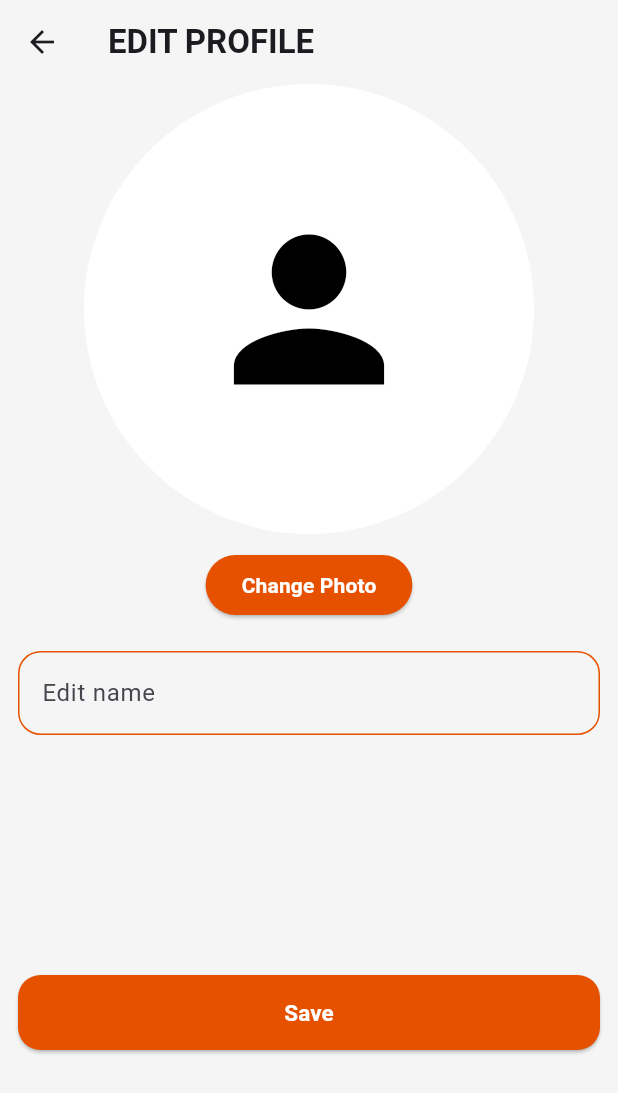
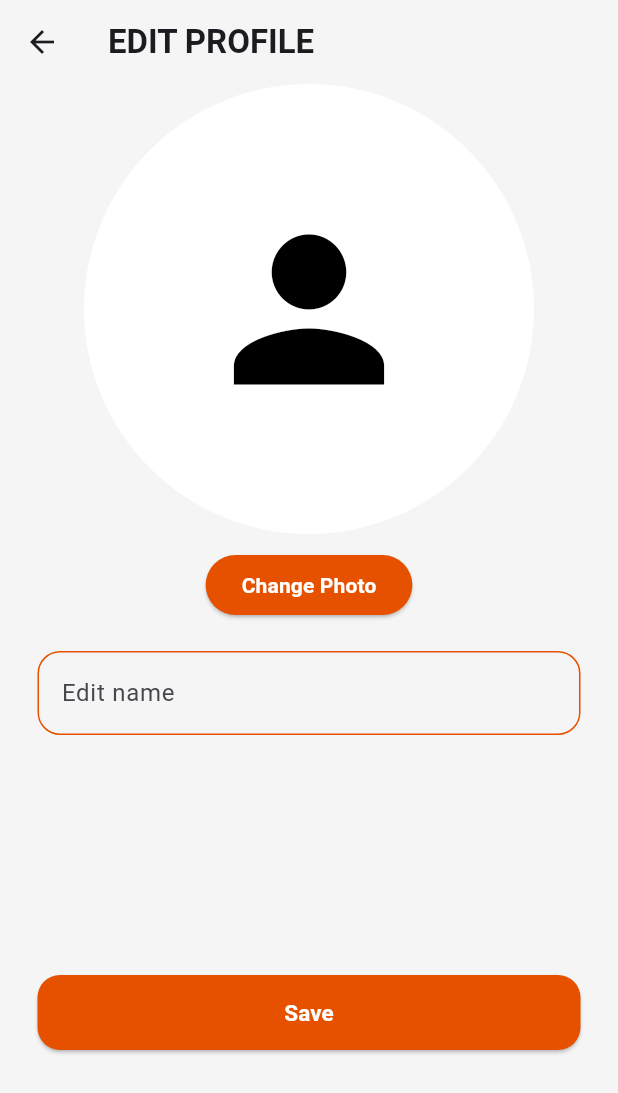
Before and after one commit to TechPyllars2024/AutoCareCarOwners, a Flutter app: the CarOwnerEditProfile screen opened directly with empty values, on a phone screen of 412 x 824 dp. Shown: the top 1093 px of the screen. Run offline on Flutter 3.47's test engine with Material 3 defaults, Android fonts, the phone set to English and light mode, and no system bars; our stand-ins replace cloud_firestore, curved_navigation_bar, firebase_auth, firebase_core, firebase_storage, flutter_animate and 4 more; missing offline and left inert: flutter_pannable_rating_bar; accounts and stored records are empty.

Commit message:
update: edit profile positioning

```diff
--- a/lib/ProfileManagement/screens/car_owner_edit_profile.dart
+++ b/lib/ProfileManagement/screens/car_owner_edit_profile.dart
@@ -123,7 +123,7 @@ class _CarOwnerEditProfileState extends State<CarOwnerEditProfile> {
                             color: Colors.white, fontWeight: FontWeight.bold)),
                   ),
                   Padding(
-                    padding: const EdgeInsets.only(left: 12.0, right: 12.0, bottom: 160, top: 20),
+                    padding: const EdgeInsets.only(left: 25.0, right: 25.0, bottom: 160, top: 20),
                     child: TextField(
                       controller: nameController,
                       decoration: InputDecoration(
@@ -151,7 +151,7 @@ class _CarOwnerEditProfileState extends State<CarOwnerEditProfile> {
 
                   ),
                   Padding(
-                    padding: const EdgeInsets.symmetric(horizontal: 12.0),
+                    padding: const EdgeInsets.symmetric(horizontal: 25.0),
                     child: ElevatedButton(
                       style: ElevatedButton.styleFrom(
                         shape: RoundedRectangleBorder(
```
